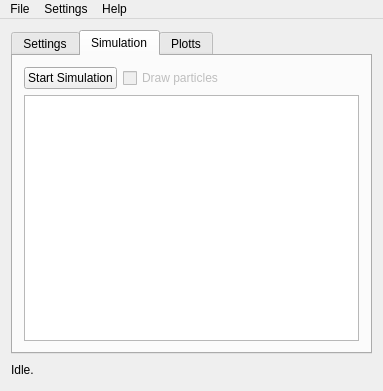
Before: the Qt Designer form MD/mdmainwin.ui in krikru/MD, drawn with Qt 5.
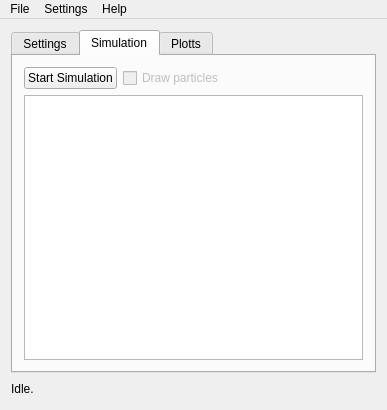
After: the same form once the commit is applied. The open tabs and pages were chosen to show the change.

Commit message: Fixed error with continuing simulation even after the window has been closed

```diff
--- a/MD/mdmainwin.ui
+++ b/MD/mdmainwin.ui
@@ -6,8 +6,8 @@
    <rect>
     <x>0</x>
     <y>0</y>
-    <width>383</width>
-    <height>391</height>
+    <width>387</width>
+    <height>410</height>
    </rect>
   </property>
   <property name="windowTitle">
@@ -962,8 +962,8 @@
     <rect>
      <x>0</x>
      <y>0</y>
-     <width>383</width>
-     <height>18</height>
+     <width>387</width>
+     <height>21</height>
     </rect>
    </property>
    <widget class="QMenu" name="menuFile">
```
Left out of the diff: 2 changed lines with no effect on the pictures. The commit also changes 5 other files.
